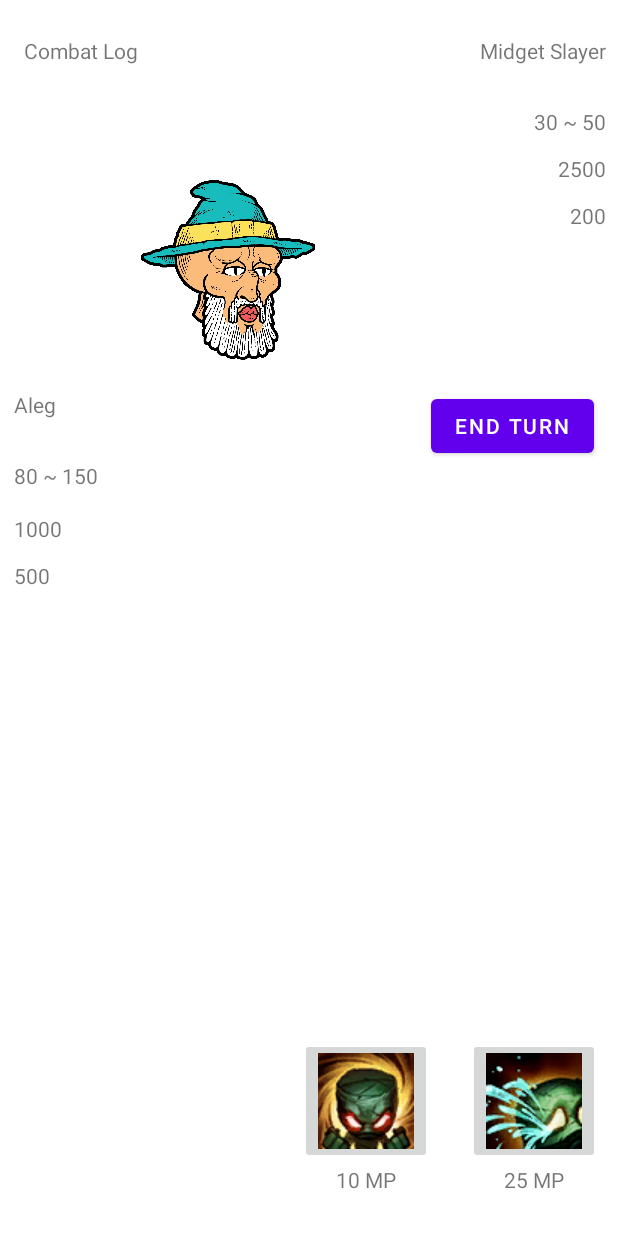
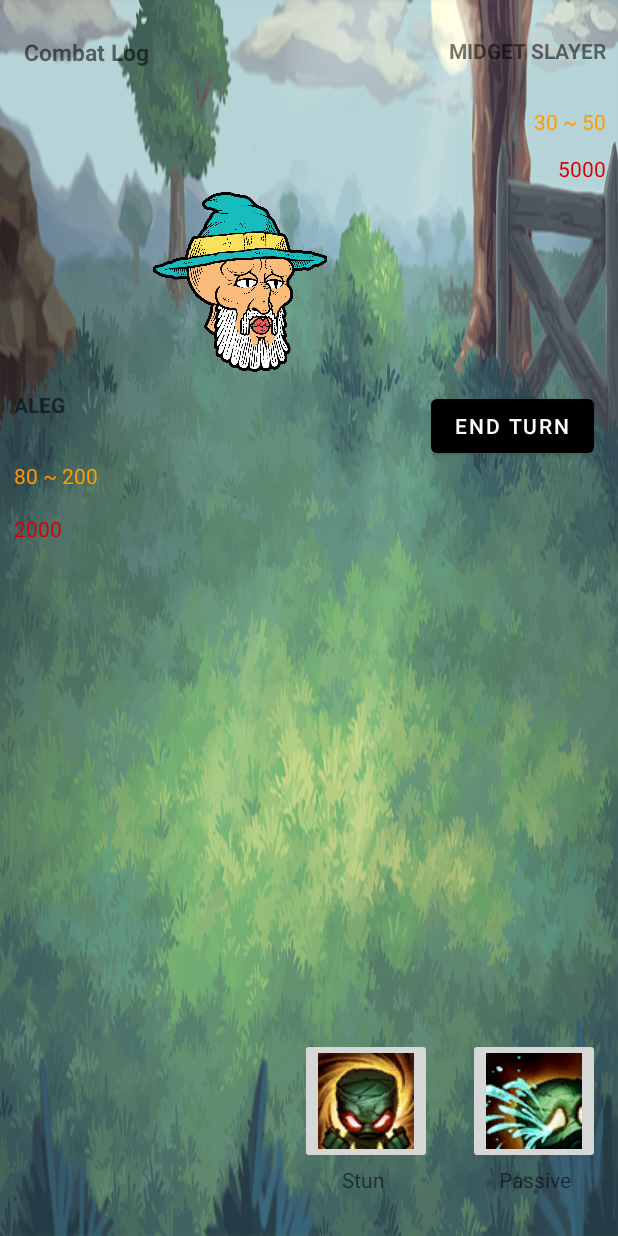
Before and after one commit to PocariNoSweat/Lim_TurnBasedGame, an Android app: the MainActivity screen opened directly, with no data from a screen before it, on a phone screen of 412 x 824 dp. Run offline under Robolectric (Android 15) with nearby library versions, the phone set to English and light mode, and no system bars.

Commit message:
Everything is set na <3 dili na ko mag add ug other churvalus kay naa pay decision based game

```diff
--- a/app/src/main/java/com/example/lim_turnbasedgame/MainActivity.java
+++ b/app/src/main/java/com/example/lim_turnbasedgame/MainActivity.java
@@ -21,19 +21,19 @@ public class MainActivity extends AppCompatActivity implements View.OnClickListe
 
     //Hero Stats
     String CharName = "Aleg";
-    int heroHP = 1000;
-    int heroMP = 500;
+    int heroHP = 2000;
     int heroMinDamage = 80;
-    int heroMaxDamage = 150;
+    int heroMaxDamage = 200;
     int critMinDamage = 300;
     int critMaxDamage = 500;
 
     //Enemy Stats
     String EnemyName = "Midget Slayer";
-    int enemyHP = 2500;
-    int enemyMP = 200;
+    int enemyHP = 5000;
     int enemyMinDamage = 30;
     int enemyMaxDamage = 50;
+    int enemycritMinDamage = 100;
+    int enemycritMaxDamage = 150;
     //Game Turn
     int turnNumber = 1;
 
@@ -59,8 +59,6 @@ public class MainActivity extends AppCompatActivity implements View.OnClickListe
         txtEnemyName = findViewById(R.id.txtEnemyName);
         txtCharHP = findViewById(R.id.txtCharHP);
         txtEnemyHP = findViewById(R.id.txtEnemyHP);
-        txtCharMP = findViewById(R.id.txtCharMP);
-        txtEnemyMP = findViewById(R.id.txtEnemyMP);
         btnEndTurn = findViewById(R.id.btnEndTurn);
         txtHerodps = findViewById(R.id.txtHerodps);
         txtEnemydps = findViewById(R.id.txtEnemydps);
@@ -70,11 +68,9 @@ public class MainActivity extends AppCompatActivity implements View.OnClickListe
 
         txtCharName.setText(CharName);
         txtCharHP.setText(String.valueOf(heroHP));
-        txtCharMP.setText(String.valueOf(heroMP));
 
         txtEnemyName.setText(EnemyName);
         txtEnemyHP.setText(String.valueOf(enemyHP));
-        txtEnemyMP.setText(String.valueOf(enemyMP));
 
         txtHerodps.setText(String.valueOf(heroMinDamage) + " ~ " + String.valueOf(heroMaxDamage));
         txtEnemydps.setText(String.valueOf(enemyMinDamage) + " ~ " + String.valueOf(enemyMaxDamage));
@@ -98,8 +94,9 @@ public class MainActivity extends AppCompatActivity implements View.OnClickListe
         int herodps = randomizer.nextInt(heroMaxDamage - heroMinDamage) + heroMinDamage;
         int enemydps = randomizer.nextInt(enemyMaxDamage - enemyMinDamage) + enemyMinDamage;
         int critdamage = randomizer.nextInt(critMaxDamage - critMinDamage) + critMinDamage;
+        int enemycritdamage = randomizer.nextInt(enemycritMaxDamage - enemycritMinDamage) + enemycritMinDamage;
+        int critchance = randomizer.nextInt(7);
 
-        int critchance = randomizer.nextInt(8);
         {
         }
 
@@ -132,8 +129,8 @@ public class MainActivity extends AppCompatActivity implements View.OnClickListe
 
                 if (enemyHP < 0) {
                     txtCombatLog.setText("" + String.valueOf(CharName) + " killed " + String.valueOf(EnemyName) + "! You win.");
-                    heroHP = 1000;
-                    enemyHP = 2000;
+                    heroHP = 2000;
+                    enemyHP = 5000;
                     turnNumber = 1;
                     btnEndTurn.setText("Next Game");
                 }
@@ -145,6 +142,15 @@ public class MainActivity extends AppCompatActivity implements View.OnClickListe
                 //
 
                 if (turnNumber % 2 == 1) { //odd
+
+                    if (critchance == 1) {
+                        enemyHP = enemyHP - critdamage;
+                        turnNumber++;
+                        txtEnemyHP.setText(String.valueOf(enemyHP));
+                        btnEndTurn.setText("End Turn (" + String.valueOf(turnNumber) + ")");
+                        txtCombatLog.setText("" + String.valueOf(CharName) + " dealt " + String.valueOf(critdamage) + " to " + String.valueOf(EnemyName) + ". A critical hit!");
+                    }
+                    else {
                         enemyHP = enemyHP - herodps;
                         turnNumber++;
                         btnEndTurn.setText("End Turn (" + String.valueOf(turnNumber) + ")");
@@ -152,12 +158,14 @@ public class MainActivity extends AppCompatActivity implements View.OnClickListe
 
                         txtCombatLog.setText("" + String.valueOf(CharName) + " dealt " + String.valueOf(herodps) + " to " + String.valueOf(EnemyName) + "!");
                         statuscounter--;
+                    }
+
 
 
                 if (enemyHP < 0) {
                     txtCombatLog.setText("" + String.valueOf(CharName) + " killed " + String.valueOf(EnemyName) + "! You win.");
-                    heroHP = 1000;
-                    enemyHP = 2000;
+                    heroHP = 2000;
+                    enemyHP = 5000;
                     turnNumber = 1;
                     btnEndTurn.setText("Next Game");
 
@@ -179,8 +187,17 @@ public class MainActivity extends AppCompatActivity implements View.OnClickListe
                         if (statuscounter == 0) {
                             disabledstatus = false;
                         }
+                    }
 
+
+                    if (critchance == 1) {
+                        heroHP = heroHP - enemycritdamage;
+                        turnNumber++;
+                        txtCharHP.setText(String.valueOf(heroHP));
+                        btnEndTurn.setText("End Turn (" + String.valueOf(turnNumber) + ")");
+                        txtCombatLog.setText("" + String.valueOf(EnemyName) + " dealt " + String.valueOf(enemycritdamage) + " to " + String.valueOf(CharName) + ". A critical hit!");
                     }
+
                     else {
                         heroHP = heroHP - enemydps;
                         turnNumber++;
@@ -188,12 +205,13 @@ public class MainActivity extends AppCompatActivity implements View.OnClickListe
                         txtCharHP.setText(String.valueOf(heroHP));
                         txtCombatLog.setText("" + String.valueOf(EnemyName) + " dealt " + String.valueOf(enemydps) + " to " + String.valueOf(CharName) + "!");
                         statuscounter--;
+                    }
 
 
                         if (heroHP < 0) {
                             txtCombatLog.setText("" + String.valueOf(EnemyName) + " killed " + String.valueOf(CharName) + "! Game over.");
-                            heroHP = 1000;
-                            enemyHP = 2000;
+                            heroHP = 2000;
+                            enemyHP = 5000;
                             turnNumber = 1;
                             btnEndTurn.setText("Next Game");
 
@@ -202,7 +220,6 @@ public class MainActivity extends AppCompatActivity implements View.OnClickListe
                     }
                 }
                 buttoncd--;
-        }
         }
     private void enableFullscreen() {
         View decorView = getWindow().getDecorView();
--- a/app/src/main/res/layout/activity_main.xml
+++ b/app/src/main/res/layout/activity_main.xml
@@ -4,6 +4,7 @@
     xmlns:tools="http://schemas.android.com/tools"
     android:layout_width="match_parent"
     android:layout_height="match_parent"
+    android:background="@drawable/background"
     tools:context=".Intro_screen">
 
 
@@ -13,6 +14,7 @@
         android:layout_height="wrap_content"
         android:layout_marginEnd="16dp"
         android:text="End Turn"
+        app:backgroundTint="@color/black"
         app:layout_constraintEnd_toEndOf="parent"
         app:layout_constraintTop_toTopOf="@+id/txtCharName" />
 
@@ -22,6 +24,8 @@
         android:layout_height="wrap_content"
         android:layout_marginTop="260dp"
         android:text="My Character"
+        android:textAllCaps="true"
+        android:textStyle="bold"
         app:layout_constraintEnd_toEndOf="parent"
         app:layout_constraintHorizontal_bias="0.024"
         app:layout_constraintStart_toStartOf="parent"
@@ -33,19 +37,12 @@
         android:layout_height="wrap_content"
         android:layout_marginTop="24dp"
         android:text="Enemy Name"
+        android:textAllCaps="true"
+        android:textStyle="bold"
         app:layout_constraintEnd_toEndOf="parent"
         app:layout_constraintHorizontal_bias="0.975"
         app:layout_constraintStart_toStartOf="parent"
         app:layout_constraintTop_toTopOf="parent" />
-
-    <TextView
-        android:id="@+id/txtCharMP"
-        android:layout_width="wrap_content"
-        android:layout_height="wrap_content"
-        android:layout_marginTop="12dp"
-        android:text="Character MP"
-        app:layout_constraintStart_toStartOf="@+id/txtCharHP"
-        app:layout_constraintTop_toBottomOf="@+id/txtCharHP" />
 
     <TextView
         android:id="@+id/txtCharHP"
@@ -53,6 +50,7 @@
         android:layout_height="wrap_content"
         android:layout_marginTop="16dp"
         android:text="Character HP"
+        android:textColor="#D80000"
         app:layout_constraintStart_toStartOf="@+id/txtHerodps"
         app:layout_constraintTop_toBottomOf="@+id/txtHerodps" />
 
@@ -62,6 +60,7 @@
         android:layout_height="wrap_content"
         android:layout_marginTop="28dp"
         android:text="Hero Damage"
+        android:textColor="#FF9A00"
         app:layout_constraintStart_toStartOf="@+id/txtCharName"
         app:layout_constraintTop_toBottomOf="@+id/txtCharName" />
 
@@ -71,17 +70,9 @@
         android:layout_height="wrap_content"
         android:layout_marginTop="28dp"
         android:text="Enemy Damage"
+        android:textColor="#FF9A00"
         app:layout_constraintEnd_toEndOf="@+id/txtEnemyName"
         app:layout_constraintTop_toBottomOf="@+id/txtEnemyName" />
-
-    <TextView
-        android:id="@+id/txtEnemyMP"
-        android:layout_width="wrap_content"
-        android:layout_height="wrap_content"
-        android:layout_marginTop="12dp"
-        android:text="Enemy MP"
-        app:layout_constraintEnd_toEndOf="@+id/txtEnemyHP"
-        app:layout_constraintTop_toBottomOf="@+id/txtEnemyHP" />
 
     <TextView
         android:id="@+id/txtEnemyHP"
@@ -89,6 +80,7 @@
         android:layout_height="wrap_content"
         android:layout_marginTop="12dp"
         android:text="Enemy HP"
+        android:textColor="#D80000"
         app:layout_constraintEnd_toEndOf="@+id/txtEnemydps"
         app:layout_constraintTop_toBottomOf="@+id/txtEnemydps" />
 
@@ -99,6 +91,8 @@
         android:layout_marginStart="16dp"
         android:layout_marginTop="24dp"
         android:text="Combat Log"
+        android:textStyle="bold"
+        android:textSize="15dp"
         app:layout_constraintStart_toStartOf="parent"
         app:layout_constraintTop_toTopOf="parent" />
 
@@ -106,9 +100,9 @@
         android:id="@+id/txtskill1mp"
         android:layout_width="wrap_content"
         android:layout_height="wrap_content"
-        android:layout_marginStart="224dp"
+        android:layout_marginStart="228dp"
         android:layout_marginBottom="28dp"
-        android:text="10 MP"
+        android:text="Stun"
         app:layout_constraintBottom_toBottomOf="parent"
         app:layout_constraintStart_toStartOf="parent" />
 
@@ -116,8 +110,8 @@
         android:id="@+id/txtskill2mp"
         android:layout_width="wrap_content"
         android:layout_height="wrap_content"
-        android:layout_marginStart="72dp"
-        android:text="25 MP"
+        android:layout_marginStart="76dp"
+        android:text="Passive"
         app:layout_constraintBottom_toBottomOf="@+id/txtskill1mp"
         app:layout_constraintStart_toEndOf="@+id/txtskill1mp" />
 
@@ -125,8 +119,8 @@
         android:id="@+id/txtskill3mp"
         android:layout_width="wrap_content"
         android:layout_height="wrap_content"
-        android:layout_marginStart="72dp"
-        android:text="20 MP"
+        android:layout_marginStart="60dp"
+        android:text="Passive"
         app:layout_constraintBottom_toBottomOf="@+id/txtskill2mp"
         app:layout_constraintStart_toEndOf="@+id/txtskill2mp" />
 
@@ -167,8 +161,8 @@
     <pl.droidsonroids.gif.GifImageView
         android:layout_width="120dp"
         android:layout_height="120dp"
-        android:layout_marginStart="460dp"
-        android:layout_marginTop="24dp"
+        android:layout_marginStart="456dp"
+        android:layout_marginTop="32dp"
         android:src="@drawable/enemy"
         app:layout_constraintStart_toStartOf="parent"
         app:layout_constraintTop_toTopOf="parent" />
@@ -176,8 +170,8 @@
     <pl.droidsonroids.gif.GifImageView
         android:layout_width="120dp"
         android:layout_height="120dp"
-        android:layout_marginStart="92dp"
-        android:layout_marginTop="120dp"
+        android:layout_marginStart="100dp"
+        android:layout_marginTop="128dp"
         android:src="@drawable/aleg"
         app:layout_constraintStart_toStartOf="parent"
         app:layout_constraintTop_toTopOf="parent" />
```
Also changed, not shown: app/src/main/res/drawable-v24/background.png (added). Lines whose indentation alone changed are shown as unchanged.
